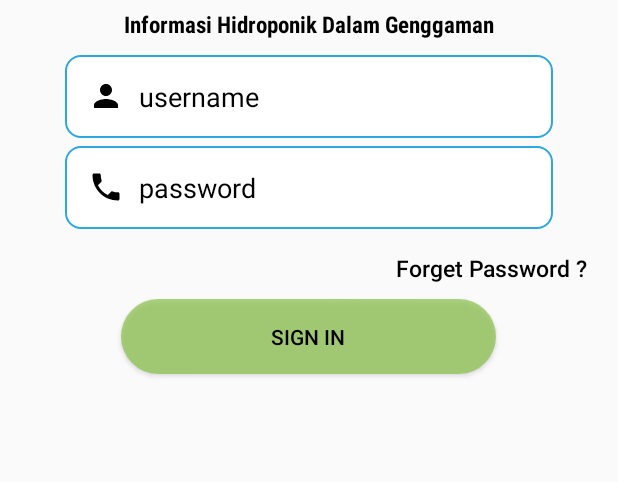
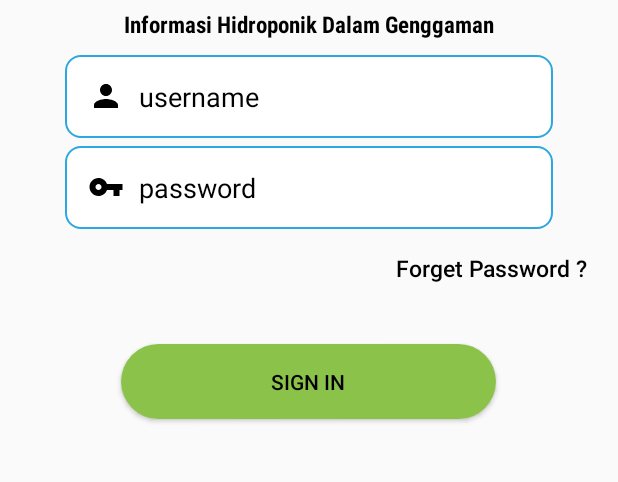
Before and after one commit to I-ponic-Apps/Hidroponic-Team, an Android app: the screen it shows after launch (LoginActivity), after a tap on "SIGN IN", on a phone screen of 412 x 824 dp, the part 315-797 px from its top. Run offline under Robolectric (Android 15) with nearby library versions, the phone set to English and light mode, and no system bars.

Commit message:
perubahan Background splash2

```diff
--- a/Splashscreeniponic/app/src/main/java/com/smart/splashscreeniponic/MainActivity.java
+++ b/Splashscreeniponic/app/src/main/java/com/smart/splashscreeniponic/MainActivity.java
@@ -30,7 +30,7 @@ public class MainActivity extends AppCompatActivity {
                 startActivity(dsp);
                 finish();
             }
-        }, 4000);}
+        }, 3000);}
 
 
 
--- a/Splashscreeniponic/app/src/main/res/drawable/button.xml
+++ b/Splashscreeniponic/app/src/main/res/drawable/button.xml
@@ -1,5 +1,5 @@
 <?xml version="1.0" encoding="utf-8"?>
 <shape xmlns:android="http://schemas.android.com/apk/res/android">
-    <solid android:color="#B48BC34A" />
+    <solid android:color="#8BC34A" />
         <corners android:radius="100dp" />
 </shape>
--- a/Splashscreeniponic/app/src/main/res/layout/activity_login.xml
+++ b/Splashscreeniponic/app/src/main/res/layout/activity_login.xml
@@ -54,7 +54,7 @@
             android:hint="password"
             android:textColorHint="#000000"
             android:layout_gravity="center"
-            android:drawableLeft="@drawable/ic_phone_black_24dp"
+            android:drawableLeft="@drawable/ic_vpn_key_black"
             android:drawablePadding="10dp"
             android:layout_marginTop="5dp"
             android:background="@drawable/edit"
@@ -81,7 +81,7 @@
             android:layout_gravity="center"
             android:text="Sign in"
             android:textColor="#000000"
-            android:layout_marginTop="10dp"
+            android:layout_marginTop="40dp"
             android:background="@drawable/button"
             />
 
--- a/Splashscreeniponic/app/src/main/res/mipmap-anydpi-v26/ic_launcher.xml
+++ b/Splashscreeniponic/app/src/main/res/mipmap-anydpi-v26/ic_launcher.xml
@@ -1,5 +1,5 @@
 <?xml version="1.0" encoding="utf-8"?>
 <adaptive-icon xmlns:android="http://schemas.android.com/apk/res/android">
     <background android:drawable="@drawable/ic_launcher_background" />
-    <foreground android:drawable="@drawable/ic_launcher_foreground" />
+    <foreground android:drawable="@drawable/hand1" />
 </adaptive-icon>
```
Also changed, not shown: Splashscreeniponic/app/src/main/res/layout/activity_front.xml (+8 -7 lines).
